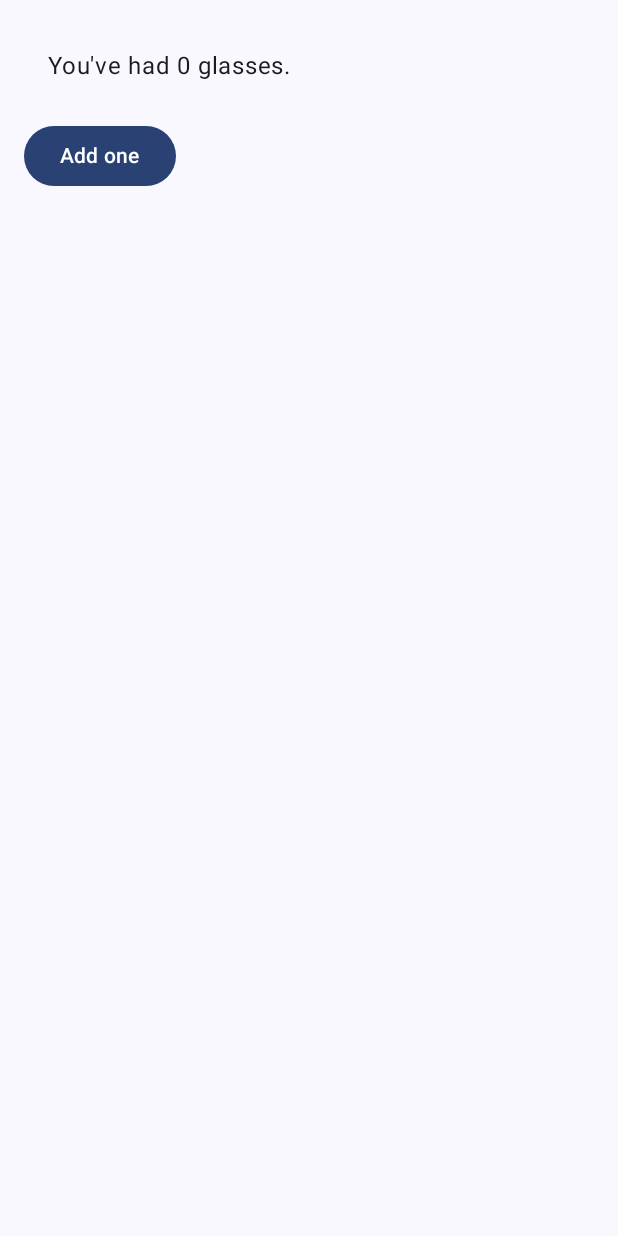
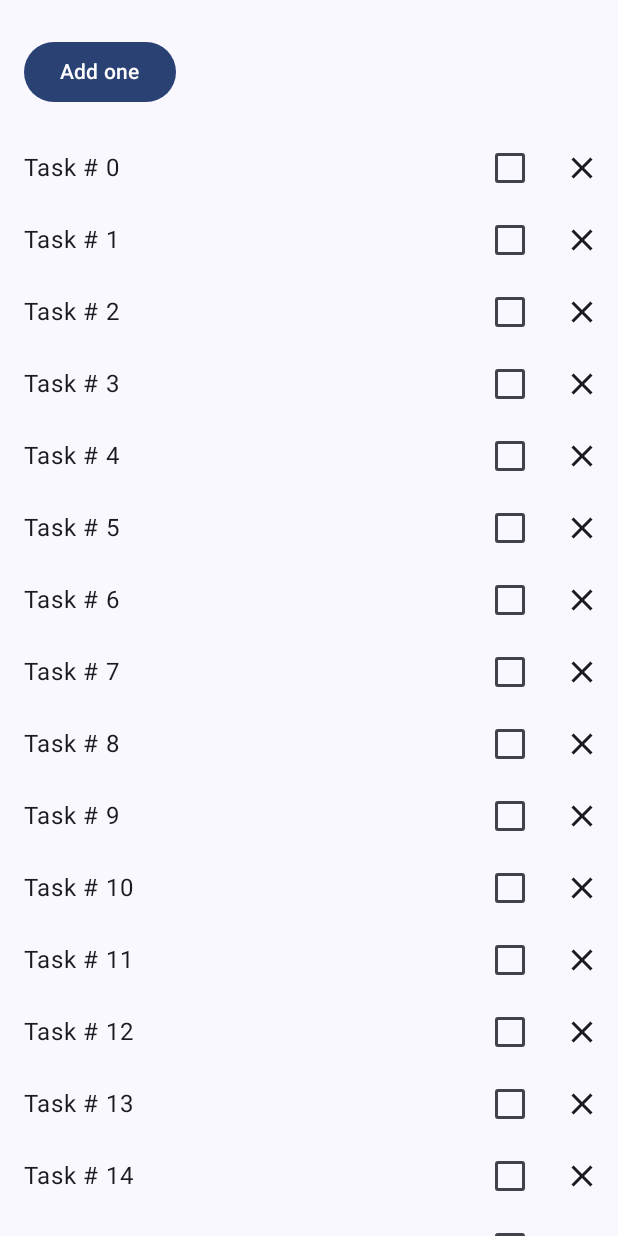
Before and after one commit to UstinovaUliana/ComposeCource1, an Android app built with Jetpack Compose: the screen it shows after launch (MainActivity), on a phone screen of 412 x 824 dp. Run offline under Robolectric (Android 15) with nearby library versions, the phone set to English and light mode, and no system bars.

Commit message:
finish states in compose

```diff
--- a/StateInCompose/app/build.gradle.kts
+++ b/StateInCompose/app/build.gradle.kts
@@ -66,4 +66,5 @@ dependencies {
     androidTestImplementation(libs.androidx.ui.test.junit4)
     debugImplementation(libs.androidx.ui.tooling)
     debugImplementation(libs.androidx.ui.test.manifest)
+    implementation(libs.androidx.lifecycle.viewmodel.compose)
 }
--- a/StateInCompose/app/src/main/java/com/ustinovauliana/stateincompose/WellnessScreen.kt
+++ b/StateInCompose/app/src/main/java/com/ustinovauliana/stateincompose/WellnessScreen.kt
@@ -5,30 +5,43 @@ import androidx.compose.foundation.layout.padding
 import androidx.compose.material3.Button
 import androidx.compose.material3.Text
 import androidx.compose.runtime.Composable
+import androidx.compose.runtime.getValue
+import androidx.compose.runtime.mutableStateOf
+import androidx.compose.runtime.remember
+import androidx.compose.runtime.saveable.rememberSaveable
+import androidx.compose.runtime.setValue
+import androidx.compose.runtime.toMutableStateList
 import androidx.compose.ui.Modifier
 import androidx.compose.ui.unit.dp
+import androidx.lifecycle.viewmodel.compose.viewModel
 
 @Composable
-fun WellnessScreen(modifier: Modifier = Modifier) {
-    WaterCounter(modifier)
+fun WellnessScreen(modifier: Modifier = Modifier,
+                   wellnessViewModel: WellnessViewModel = viewModel()) {
+    Column(modifier = modifier) {
+        StatefulCounter()
+        WellnessTasksList(list = wellnessViewModel.tasks,
+            onCheckedTask = { task, checked ->
+                wellnessViewModel.changeTaskChecked(task, checked)
+            },
+            onCloseTask = { task -> wellnessViewModel.remove(task) })
+    }
 }
 
 @Composable
-fun WaterCounter(modifier: Modifier = Modifier) {
-    var count = 0
+fun StateLessCounter(count: Int, onIncrement:() -> Unit, modifier: Modifier = Modifier) {
     Column(modifier = modifier.padding(16.dp)) {
-        Text(
-            text = "You've had $count glasses.",
-            modifier = modifier.padding(16.dp)
-        )
-        Button(
-            onClick = {
-                count++
-            },
-            Modifier.padding(top = 8.dp)
-        ) {
-            Text(text = "Add one")
+        if (count > 0) {
+            Text("You've had $count glasses.")
+        }
+        Button(onClick = onIncrement, Modifier.padding(top = 8.dp), enabled = count < 10) {
+            Text("Add one")
         }
     }
+}
 
+@Composable
+fun StatefulCounter(modifier: Modifier = Modifier) {
+    var count by rememberSaveable { mutableStateOf(0) }
+    StateLessCounter(count, {count++}, modifier)
 }
--- /dev/null
+++ b/StateInCompose/app/src/main/java/com/ustinovauliana/stateincompose/WellnessTask.kt
@@ -0,0 +1,14 @@
+package com.ustinovauliana.stateincompose
+
+import androidx.compose.runtime.MutableState
+import androidx.compose.runtime.getValue
+import androidx.compose.runtime.mutableStateOf
+import androidx.compose.runtime.setValue
+
+class WellnessTask(
+    val id: Int,
+    val label: String,
+    initialChecked: Boolean = false
+) {
+    var checked by mutableStateOf(initialChecked)
+}
--- /dev/null
+++ b/StateInCompose/app/src/main/java/com/ustinovauliana/stateincompose/WellnessTaskItem.kt
@@ -0,0 +1,44 @@
+package com.ustinovauliana.stateincompose
+
+import androidx.compose.foundation.layout.Row
+import androidx.compose.foundation.layout.padding
+import androidx.compose.material.icons.Icons
+import androidx.compose.material.icons.filled.Close
+import androidx.compose.material3.Checkbox
+import androidx.compose.material3.Icon
+import androidx.compose.material3.IconButton
+import androidx.compose.material3.Text
+import androidx.compose.runtime.Composable
+import androidx.compose.runtime.getValue
+import androidx.compose.runtime.mutableStateOf
+import androidx.compose.runtime.remember
+import androidx.compose.runtime.saveable.rememberSaveable
+import androidx.compose.runtime.setValue
+import androidx.compose.ui.Alignment
+import androidx.compose.ui.Modifier
+import androidx.compose.ui.unit.dp
+
+@Composable
+fun WellnessTaskItem(
+    taskName: String,
+    checked: Boolean,
+    onCheckedChange: (Boolean) -> Unit,
+    onClose: () -> Unit,
+    modifier: Modifier = Modifier
+) {
+    Row(
+        modifier = modifier, verticalAlignment = Alignment.CenterVertically
+    ) {
+        Text(
+            modifier = Modifier.weight(1f).padding(start = 16.dp),
+            text = taskName
+        )
+        Checkbox(
+            checked = checked,
+            onCheckedChange = onCheckedChange
+        )
+        IconButton(onClick = onClose) {
+            Icon(Icons.Filled.Close, contentDescription = "Close")
+        }
+    }
+}
--- /dev/null
+++ b/StateInCompose/app/src/main/java/com/ustinovauliana/stateincompose/WellnessTaskList.kt
@@ -0,0 +1,30 @@
+package com.ustinovauliana.stateincompose
+
+import androidx.compose.foundation.lazy.LazyColumn
+import androidx.compose.foundation.lazy.items
+import androidx.compose.runtime.Composable
+import androidx.compose.runtime.remember
+import androidx.compose.ui.Modifier
+
+
+
+@Composable
+fun WellnessTasksList(
+    modifier: Modifier = Modifier,
+    onCloseTask: (WellnessTask) -> Unit,
+    onCheckedTask: (WellnessTask, Boolean) -> Unit,
+    list: List<WellnessTask>
+) {
+    LazyColumn(
+        modifier = modifier
+    ) {
+        items(items = list,
+            key = { task -> task.id }) { task ->
+            WellnessTaskItem(
+                taskName = task.label,
+                checked = task.checked,
+                onCheckedChange = { checked -> onCheckedTask(task, checked) },
+                onClose = { onCloseTask(task) })
+        }
+    }
+}
--- /dev/null
+++ b/StateInCompose/app/src/main/java/com/ustinovauliana/stateincompose/WellnessViewModel.kt
@@ -0,0 +1,22 @@
+package com.ustinovauliana.stateincompose
+
+import androidx.compose.runtime.toMutableStateList
+import androidx.lifecycle.ViewModel
+
+class WellnessViewModel : ViewModel() {
+
+    private val _tasks = getWellnessTasks().toMutableStateList()
+
+    val tasks: List<WellnessTask>
+        get() = _tasks
+
+    fun remove(item: WellnessTask) {
+        _tasks.remove(item)
+    }
+
+    fun changeTaskChecked(item: WellnessTask, checked: Boolean) =
+        _tasks.find { it.id == item.id }?.let { task ->
+            task.checked = checked
+        }
+}
+private fun getWellnessTasks() = List(30) { i -> WellnessTask(i, "Task # $i") }
--- a/StateInCompose/gradle/libs.versions.toml
+++ b/StateInCompose/gradle/libs.versions.toml
@@ -8,9 +8,11 @@ espressoCore = "3.6.1"
 lifecycleRuntimeKtx = "2.8.4"
 activityCompose = "1.9.1"
 composeBom = "2024.04.01"
+lifecycleViewmodelCompose = "2.6.2"
 
 [libraries]
 androidx-core-ktx = { group = "androidx.core", name = "core-ktx", version.ref = "coreKtx" }
+androidx-lifecycle-viewmodel-compose = { module = "androidx.lifecycle:lifecycle-viewmodel-compose", version.ref = "lifecycleViewmodelCompose" }
 junit = { group = "junit", name = "junit", version.ref = "junit" }
 androidx-junit = { group = "androidx.test.ext", name = "junit", version.ref = "junitVersion" }
 androidx-espresso-core = { group = "androidx.test.espresso", name = "espresso-core", version.ref = "espressoCore" }
```
